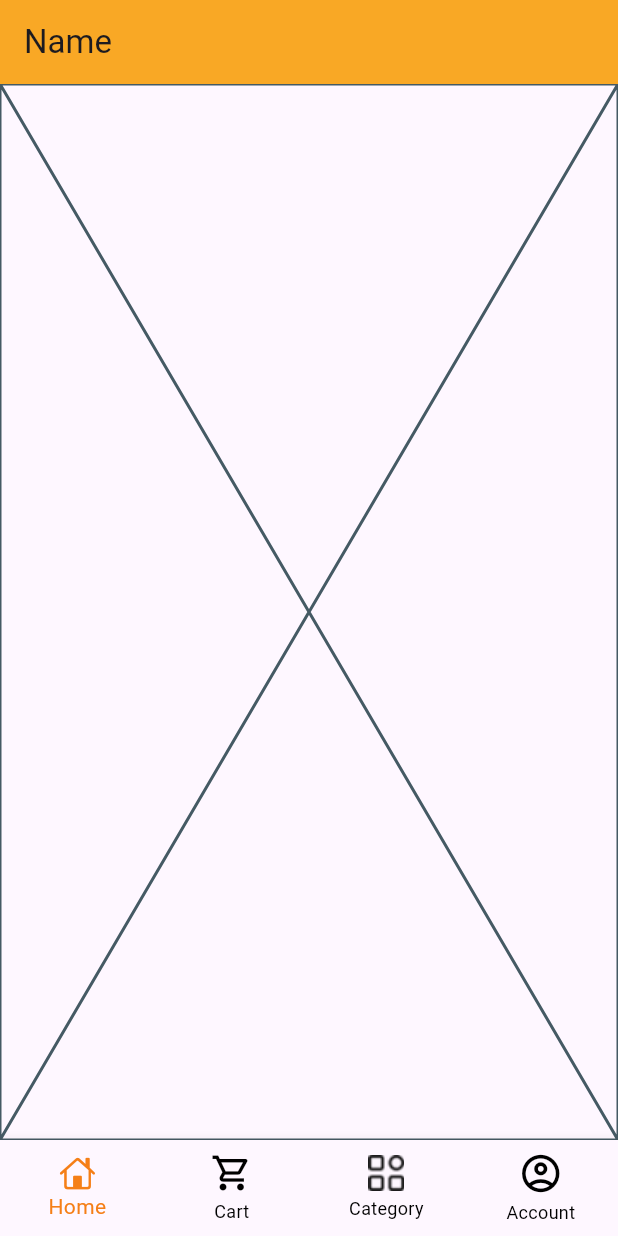
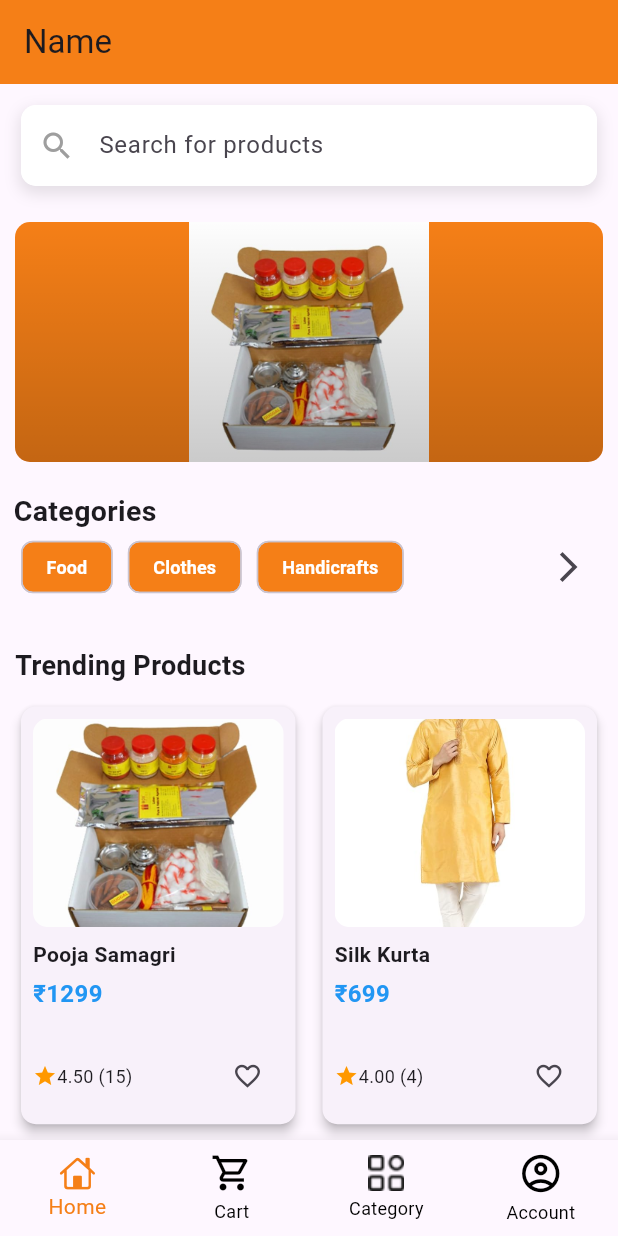
Before and after one commit to Rohan20-10/AgileInnovators, a Flutter app: the screen it shows after launch, on a phone screen of 412 x 824 dp. Run offline on Flutter 3.47's test engine with Material 3 defaults, Android fonts, the phone set to English and light mode, and no system bars; our stand-ins replace flutter_svg.

Commit message:
Home Page

```diff
--- a/lib/home.dart
+++ b/lib/home.dart
@@ -20,7 +20,7 @@ class _HomeState extends State<Home> {
   Widget build(BuildContext context) {
     return Scaffold(
       appBar: AppBar(
-        backgroundColor: Colors.yellow[800],
+        backgroundColor: Colors.yellow[900],
         title: Text("Name"),
       ),
       bottomNavigationBar: BottomNavigationBar(
--- a/lib/pages/home_page.dart
+++ b/lib/pages/home_page.dart
@@ -1,10 +1,195 @@
+import 'package:ecommerce/widgets/search.dart';
 import 'package:flutter/cupertino.dart';
+import 'package:flutter/material.dart';
+import 'package:ecommerce/widgets/category.dart';
 
-class HomePage extends StatelessWidget {
+class HomePage extends StatefulWidget {
   const HomePage({super.key});
 
   @override
+  State<HomePage> createState() => _HomePageState();
+}
+
+class _HomePageState extends State<HomePage> {
+  // Example list of products
+  final List<Map<String, String>> trendingProducts = [
+    {
+      'image': 'assets/img/Product1.jpg',
+      'name': 'Pooja Samagri',
+      'price': '₹1299',
+      'rating': '4.50',
+      'reviews': '15',
+    },
+    {
+      'image': 'assets/img/Product2.jpg',
+      'name': 'Silk Kurta',
+      'price': '₹699',
+      'rating': '4.00',
+      'reviews': '4',
+    },
+    {
+      'image': 'assets/img/Product3.jpg',
+      'name': 'Krishna Idol',
+      'price': '₹999',
+      'rating': '4.70',
+      'reviews': '30',
+    },
+    {
+      'image': 'assets/img/Product4.webp',
+      'name': 'HawanKund',
+      'price': '₹415',
+      'rating': '4.80',
+      'reviews': '25',
+    },
+  ];
+
+  @override
   Widget build(BuildContext context) {
-    return const Placeholder();
+    return SingleChildScrollView(
+      child: Column(
+        children: [
+          SearchWidget(),
+          Padding(
+            padding: const EdgeInsets.all(10.0),
+            child: Container(
+              height: 160,
+              width: double.infinity,
+              decoration: BoxDecoration(
+                color: Colors.yellow.shade900,
+                borderRadius: BorderRadius.circular(10),
+              ),
+              child: ClipRRect(
+                borderRadius: BorderRadius.circular(10),
+                child: PageView(
+                  children: [
+                    _buildPageViewItem('assets/img/Product1.jpg'),
+                    _buildPageViewItem('assets/img/Product2.jpg'),
+                    _buildPageViewItem('assets/img/Product3.jpg'),
+                    _buildPageViewItem('assets/img/Product4.webp'),
+                  ],
+                ),
+              ),
+            ),
+          ),
+          CategoryWidget(),
+          Padding(
+            padding: const EdgeInsets.symmetric(horizontal: 10.0),
+            child: Column(
+              crossAxisAlignment: CrossAxisAlignment.start,
+              children: [
+                SizedBox(height: 20),
+                Text(
+                  "Trending Products",
+                  style: TextStyle(
+                    fontSize: 18,
+                    fontWeight: FontWeight.bold,
+                  ),
+                ),
+                SizedBox(height: 10),
+                GridView.builder(
+                  shrinkWrap: true,
+                  physics: NeverScrollableScrollPhysics(),
+                  itemCount: trendingProducts.length,
+                  gridDelegate: SliverGridDelegateWithFixedCrossAxisCount(
+                    crossAxisCount: 2,
+                    childAspectRatio: 3 / 4.5, // Adjust the aspect ratio as needed
+                    crossAxisSpacing: 10,
+                    mainAxisSpacing: 10,
+                  ),
+                  itemBuilder: (context, index) {
+                    return _buildTrendingProductCard(trendingProducts[index]);
+                  },
+                ),
+              ],
+            ),
+          ),
+        ],
+      ),
+    );
+  }
+
+  Widget _buildPageViewItem(String imagePath) {
+    return Stack(
+      fit: StackFit.expand,
+      children: [
+        Image.asset(
+          imagePath,
+          fit: BoxFit.contain,
+        ),
+        Container(
+          decoration: BoxDecoration(
+            gradient: LinearGradient(
+              colors: [
+                Colors.black.withOpacity(0.2),
+                Colors.transparent,
+              ],
+              begin: Alignment.bottomCenter,
+              end: Alignment.topCenter,
+            ),
+          ),
+        ),
+      ],
+    );
+  }
+
+  Widget _buildTrendingProductCard(Map<String, dynamic> product) {
+    return Card(
+      elevation: 3,
+      shape: RoundedRectangleBorder(
+        borderRadius: BorderRadius.circular(10),
+      ),
+      child: Padding(
+        padding: const EdgeInsets.all(8.0),
+        child: Column(
+          crossAxisAlignment: CrossAxisAlignment.start,
+          children: [
+            AspectRatio(
+              aspectRatio: 1.2,
+              child: ClipRRect(
+                borderRadius: BorderRadius.circular(10),
+                child: Image.asset(
+                  product['image'],
+                  fit: BoxFit.cover,
+                ),
+              ),
+            ),
+            SizedBox(height: 8),
+            Text(
+              product['name'],
+              style: TextStyle(fontSize: 14, fontWeight: FontWeight.bold),
+              maxLines: 2,
+              overflow: TextOverflow.ellipsis,
+            ),
+            SizedBox(height: 5),
+            Text(
+              product['price'],
+              style: TextStyle(
+                  fontSize: 16,
+                  fontWeight: FontWeight.bold,
+                  color: Colors.blue),
+            ),
+            Spacer(),
+            Row(
+              mainAxisAlignment: MainAxisAlignment.spaceBetween,
+              children: [
+                Row(
+                  children: [
+                    Icon(Icons.star, size: 16, color: Colors.orange),
+                    Text(
+                      product['rating'] + ' (' + product['reviews'] + ')',
+                      style: TextStyle(fontSize: 12),
+                    ),
+                  ],
+                ),
+                IconButton(
+                  icon: Icon(Icons.favorite_border, size: 20),
+                  onPressed: () {},
+                ),
+              ],
+            ),
+          ],
+        ),
+      ),
+    );
   }
 }
--- /dev/null
+++ b/lib/widgets/category.dart
@@ -0,0 +1,59 @@
+import 'package:flutter/cupertino.dart';
+import 'package:flutter/material.dart';
+
+class CategoryWidget extends StatelessWidget {
+  CategoryWidget({super.key});
+  final List<String> _categorytable = ['Food', 'Clothes', 'Handicrafts'];
+
+  @override
+  Widget build(BuildContext context) {
+    return Padding(
+      padding: const EdgeInsets.all(9.0),
+      child: Column(
+        crossAxisAlignment: CrossAxisAlignment.start,
+        children: [
+          Text(
+            "Categories",
+            style: TextStyle(
+              fontSize: 19,
+              fontWeight: FontWeight.bold,
+            ),
+          ),
+          Row(
+            children: [
+              Expanded(
+                child: SizedBox(
+                  height: 40,
+                  child: ListView.builder(
+                    scrollDirection: Axis.horizontal,
+                    itemCount: _categorytable.length,
+                    itemBuilder: (context, index) {
+                      return Padding(
+                        padding: const EdgeInsets.symmetric(horizontal: 5.0),
+                        child: ActionChip(
+                          backgroundColor: Colors.yellow.shade900,
+                          onPressed: () {},
+                          label: Text(
+                            _categorytable[index],
+                            style: TextStyle(
+                                color: Colors.white,
+                                fontWeight: FontWeight.bold,
+                                fontSize: 12),
+                          ),
+                        ),
+                      );
+                    },
+                  ),
+                ),
+              ),
+              IconButton(
+                onPressed: () {},
+                icon: Icon(Icons.arrow_forward_ios),
+              ),
+            ],
+          ),
+        ],
+      ),
+    );
+  }
+}
--- /dev/null
+++ b/lib/widgets/search.dart
@@ -0,0 +1,44 @@
+import 'package:flutter/material.dart';
+
+class SearchWidget extends StatelessWidget {
+  const SearchWidget({
+    super.key,
+  });
+
+  @override
+  Widget build(BuildContext context) {
+    return Padding(
+      padding: const EdgeInsets.all(14.0),
+      child: Container(
+        decoration: BoxDecoration(
+          color: Colors.white,
+          borderRadius: BorderRadius.circular(10),
+          boxShadow: [
+            BoxShadow(
+              color: Colors.black.withOpacity(0.1),
+              spreadRadius: 1,
+              blurRadius: 8,
+              offset: Offset(0, 4),
+            ),
+          ],
+        ),
+        child: ClipRRect(
+          borderRadius: BorderRadius.circular(10),
+          child: TextField(
+            decoration: InputDecoration(
+              fillColor: Colors.white,
+              filled: true,
+              hintText: "Search for products",
+              border: OutlineInputBorder(
+                borderSide: BorderSide.none,
+                borderRadius: BorderRadius.circular(10),
+              ),
+              prefixIcon: Icon(Icons.search_outlined, color: Colors.grey),
+              contentPadding: EdgeInsets.symmetric(vertical: 15),
+            ),
+          ),
+        ),
+      ),
+    );
+  }
+}
```
Also changed, not shown: assets/img/Product1.jpg (added), assets/img/Product2.jpg (added), assets/img/Product3.jpg (added), assets/img/Product4.webp (added).
